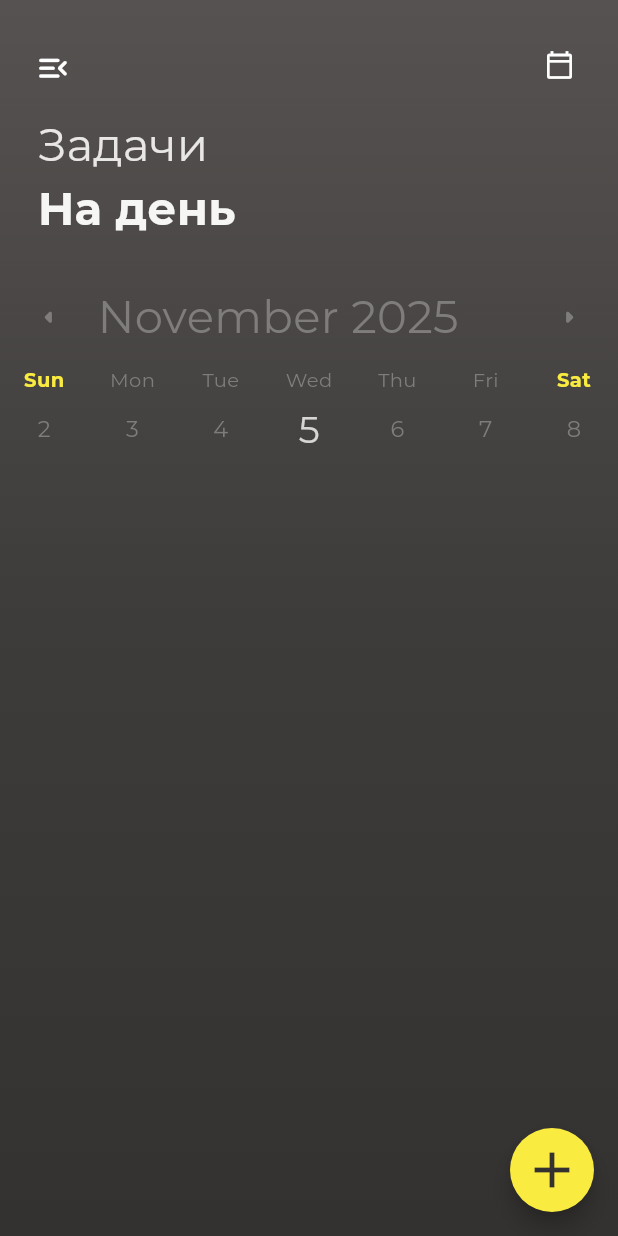
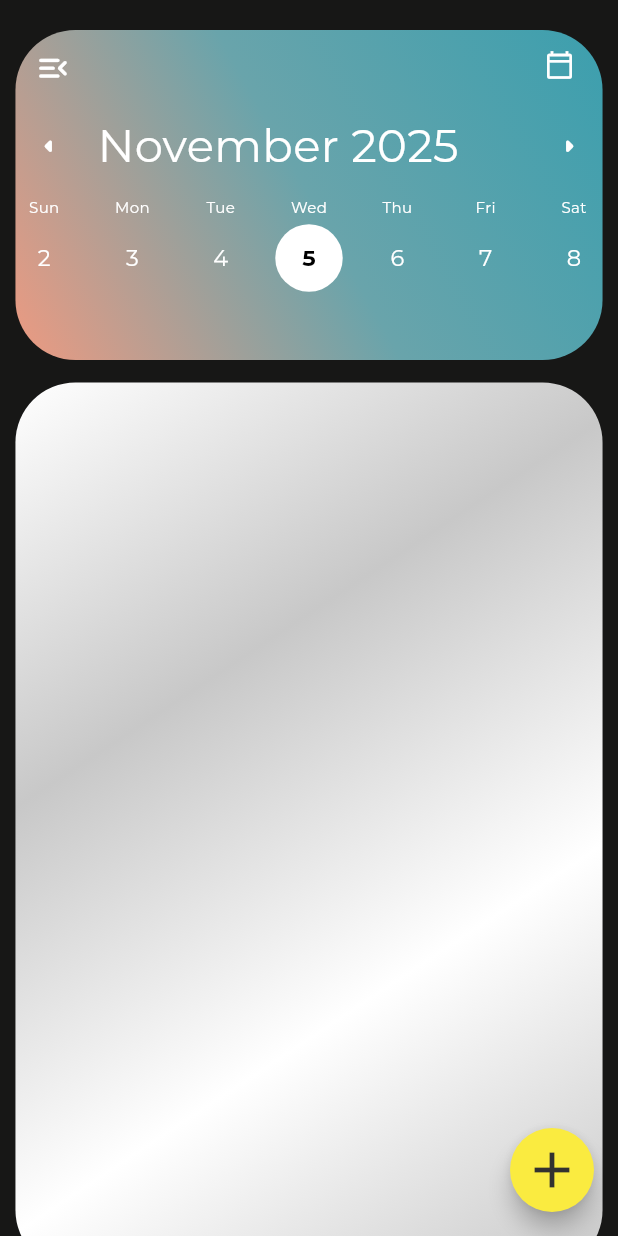
Before and after one commit to Aveerr/Flutter_todo, a Flutter app: the screen it shows after launch, on a phone screen of 412 x 824 dp. Run offline on Flutter 3.47's test engine with Material 3 defaults, Android fonts, the phone set to English and light mode, and no system bars; drawn by our look-alikes of table_calendar; project files that could hold a hidden picture were left out.

Commit message:
Починил последствия конфликта

```diff
--- a/lib/features/calendar/presentation/calendar.dart
+++ b/lib/features/calendar/presentation/calendar.dart
@@ -16,20 +16,20 @@ class _ToDoCalendarState extends State<ToDoCalendar> {
   @override
   Widget build(BuildContext context) {
     return Padding(
-      padding: const EdgeInsets.only(top: 18.0, bottom: 35),
+      padding: const EdgeInsets.only(top: 60.0, bottom: 35),
       child: TableCalendar(
         daysOfWeekStyle: DaysOfWeekStyle(
           weekdayStyle: TextStyle(
             fontFamily: 'Montserrat',
-            fontSize: 13,
-            color: AppColors.primary,
-            fontWeight: FontWeight.w200
+            fontSize: 10,
+            color: Color.fromRGBO(255, 255, 255, 1),
+            fontWeight: FontWeight.w100
           ), // Пн–Пт
           weekendStyle: TextStyle(
             fontFamily: 'Montserrat',
-            fontSize: 13,
-            color: AppColors.secondary,
-            fontWeight: FontWeight.bold
+            fontSize: 10,
+            color: Color.fromRGBO(255, 255, 255, 1),
+            fontWeight: FontWeight.w100
           ),   // Сб–Вс
         ),
         calendarBuilders: CalendarBuilders(
@@ -40,7 +40,8 @@ class _ToDoCalendarState extends State<ToDoCalendar> {
                 style: TextStyle(
                     fontFamily: 'Montserrat',
                     fontSize: 15,
-                      color: AppColors.primary
+                    color: Color.fromRGBO(255, 255, 255, 1),
+                    fontWeight: FontWeight.w300
                 ),
               )
             );
@@ -49,22 +50,33 @@ class _ToDoCalendarState extends State<ToDoCalendar> {
             return Container(
               decoration: BoxDecoration(color: Colors.transparent, shape: BoxShape.circle),
               child: Center(
+                child: Container(
+                  width: 45,
+                  height: 45,
+                  decoration: BoxDecoration(
+                    color: Colors.white,
+                    shape: BoxShape.circle,
+                  ),
+                  child: Center(
                     child: Text(
                       '${date.day}',
                       style: TextStyle(
                           fontFamily: 'Montserrat',
-                      fontSize: 25,
-                      color: Color.fromRGBO(216, 213, 213, 1.0)
+                          fontSize: 15,
+                          color: Color.fromRGBO(0, 0, 0, 1.0),
+                          fontWeight: FontWeight.w700
+                      ),
                     ),
                   )
-              ),
+                )
+              )
             );
           },
         ),
         calendarStyle: CalendarStyle(
           todayTextStyle: TextStyle(
               fontFamily: 'Montserrat',
-              fontSize: 25,
+              fontSize: 21,
               color: AppColors.secondary
           ),
           todayDecoration: BoxDecoration(
@@ -80,18 +92,18 @@ class _ToDoCalendarState extends State<ToDoCalendar> {
           formatButtonVisible: false,
           leftChevronIcon: Icon(
             Icons.arrow_left_rounded,
-            color: AppColors.primary,
+            color: Color.fromRGBO(255, 255, 255, 1),
             size: 25,
           ),
           rightChevronIcon: Icon(
             Icons.arrow_right_rounded,
-            color: AppColors.primary,
+            color: Color.fromRGBO(255, 255, 255, 1),
             size: 25,
           ),
           titleTextStyle: TextStyle(
               fontFamily: 'Montserrat',
               fontSize: 30,
-              color: AppColors.primary
+              color: Color.fromRGBO(255, 255, 255, 1)
           ),
         ),
         firstDay: DateTime.utc(2020, 1, 1),
--- a/lib/features/todoScreen/presentation/todo_screen.dart
+++ b/lib/features/todoScreen/presentation/todo_screen.dart
@@ -27,21 +27,78 @@ class _TodoScreenState extends State<TodoScreen> {
         width: double.infinity,
         height: double.infinity,
         decoration: BoxDecoration(
-            gradient: AppGradients.backgroundGradient,
+          color: Colors.black54,
         ),
+
         child: Padding(
-            padding: const EdgeInsets.only(top: 75),
-            child: SingleChildScrollView(
+          padding: const EdgeInsets.only(top: 5),
           child: Column(
-                children: <Widget>[
-                  TodoTextTitle(),
-                  ToDoCalendar(),
-                  ToDoTaskContainer()
+            children: [
+              Stack(
+                children: [
+                  Center(
+                    child: Container(
+                      width: MediaQuery.of(context).size.width * 0.95,
+                      height: 220,
+                      margin: EdgeInsets.only(top: 15),
+                      decoration: BoxDecoration(
+                        borderRadius: BorderRadius.circular(40),
+                        gradient: LinearGradient(
+                          begin: Alignment.bottomLeft,
+                          end: Alignment.topRight,
+                          colors: [
+                            Color.fromRGBO(237, 154, 129, 1),
+                            Color.fromRGBO(105, 164, 171, 1),
+                            Color.fromRGBO(60, 159, 174, 1), // светло-серый, почти белый
                           ],
                         ),
                       ),
                     ),
                   ),
+                  ToDoCalendar(),
+                ],
+              ),
+              Stack(
+                children: [
+                  Center(
+                    child: Container(
+                      margin: EdgeInsets.only(top: 15),
+                      width:MediaQuery.of(context).size.width * 0.95,
+                      height:MediaQuery.of(context).size.height * 0.718,
+                      decoration: BoxDecoration(
+                        borderRadius: BorderRadius.circular(40),
+                        gradient: LinearGradient(
+                          begin: Alignment.topLeft,
+                          end: Alignment.bottomRight,
+                          colors: [
+                            Color.fromRGBO(255, 255, 255, 1.0),
+                            Color.fromRGBO(200, 200, 200, 1.0),
+                            Color.fromRGBO(255, 255, 255, 1.0),
+                            Color.fromRGBO(200, 200, 200, 1.0),
+                          ],
+                        ),
+                      ),
+                    ),
+                  ),
+                  Positioned(
+                    top: 30,
+                    left: 0,
+                    right: 0,
+                    bottom: 20,
+                    child: SingleChildScrollView(
+                        padding: EdgeInsets.only(top: 30),
+                        child: ToDoTaskContainer()
+                    ),
+                  )
+                ],
+              ),
+
+            ]
+          )
+        ),
+
+
+      ),
       floatingActionButton: ToDoFloatingActionButton()
     );
   }
```
Lines whose indentation alone changed are shown as unchanged.
